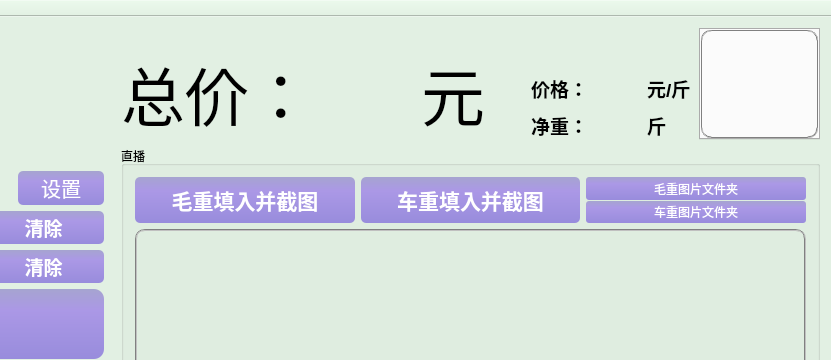
ljhuan/WasteRecycle, file wasterecycle.ui: the form before one commit; both pictures show x 456 to 1287 and y 0 to 360 of the 1287 by 737 pixel window.
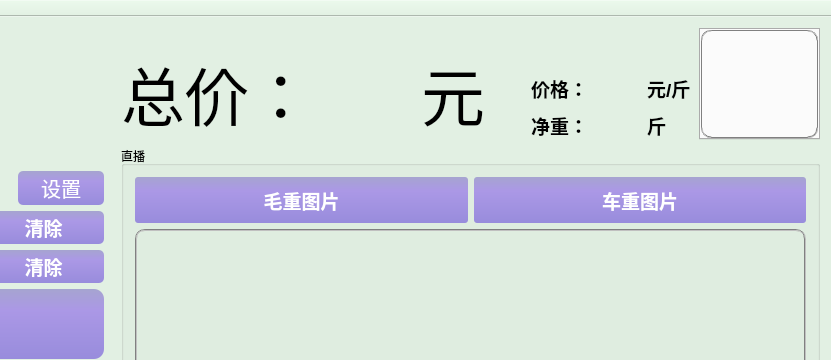
The form after the commit.

What changed in the file:
```diff
--- a/wasterecycle.ui
+++ b/wasterecycle.ui
@@ -90,7 +90,7 @@
    <string notr="true"/>
   </property>
   <widget class="QWidget" name="centralWidget">
-   <layout class="QHBoxLayout" name="horizontalLayout_8" stretch="4,5">
+   <layout class="QHBoxLayout" name="horizontalLayout_9" stretch="4,5">
     <item>
      <widget class="QTabWidget" name="tabWidget">
       <property name="styleSheet">
@@ -1523,11 +1523,11 @@
         <property name="title">
          <string>直播</string>
         </property>
-        <layout class="QVBoxLayout" name="verticalLayout_4" stretch="1,10">
+        <layout class="QVBoxLayout" name="verticalLayout_3" stretch="1,10">
          <item>
-          <layout class="QHBoxLayout" name="horizontalLayout_15">
+          <layout class="QHBoxLayout" name="horizontalLayout_8">
            <item>
-            <widget class="QPushButton" name="btn_roughWeightCapture">
+            <widget class="QPushButton" name="btn_openRoughWeightDir">
              <property name="sizePolicy">
               <sizepolicy hsizetype="Minimum" vsizetype="Preferred">
                <horstretch>0</horstretch>
@@ -1537,7 +1537,7 @@
              <property name="font">
               <font>
                <family>Arial</family>
-               <pointsize>16</pointsize>
+               <pointsize>14</pointsize>
                <weight>75</weight>
                <bold>true</bold>
               </font>
@@ -1546,32 +1546,32 @@
               <string notr="true">QPushButton{color: rgb(255, 255, 255);
 			background: qlineargradient(x1:0, y1:0, x2:0, y2:1, stop:0 rgb(166,164,208),stop:0.3 rgb(171,152,230), stop:1 rgb(152,140,220));
             border:1px;
-            border-radius:5px;
+            border-radius:3px;
             padding:2px 4px;
 }
 QPushButton:hover{
             color: rgb(255, 255, 255); 
             background: qlineargradient(x1:0, y1:0, x2:0, y2:1, stop:0 rgb(130,120,226), stop:0.3 rgb(120,130,230), stop:1 rgb(125,140,226));
             border:1px;
-            border-radius:5px;
+            border-radius:3px;
             padding:2px 4px; 
         }
         QPushButton:pressed{
             color: rgb(255, 255, 255);
             background: qlineargradient(x1:0, y1:0, x2:0, y2:1, stop:0 rgb(240,156,121), stop:0.3 rgb(220,160,140), stop:1 rgb(230,140,120));
             border:1px;
-            border-radius:5px;
+            border-radius:3px;
             padding:2px 4px;
         }
 </string>
              </property>
              <property name="text">
-              <string>毛重填入并截图</string>
+              <string>毛重图片</string>
              </property>
             </widget>
            </item>
            <item>
-            <widget class="QPushButton" name="btn_vechileWeightCapture">
+            <widget class="QPushButton" name="btn_openVehicleWeightDir">
              <property name="sizePolicy">
               <sizepolicy hsizetype="Minimum" vsizetype="Preferred">
                <horstretch>0</horstretch>
@@ -1581,7 +1581,7 @@
              <property name="font">
               <font>
                <family>Arial</family>
-               <pointsize>16</pointsize>
+               <pointsize>14</pointsize>
                <weight>75</weight>
                <bold>true</bold>
               </font>
@@ -1590,109 +1590,30 @@
               <string notr="true">QPushButton{color: rgb(255, 255, 255);
 			background: qlineargradient(x1:0, y1:0, x2:0, y2:1, stop:0 rgb(166,164,208),stop:0.3 rgb(171,152,230), stop:1 rgb(152,140,220));
             border:1px;
-            border-radius:5px;
+            border-radius:3px;
             padding:2px 4px;
 }
 QPushButton:hover{
             color: rgb(255, 255, 255); 
             background: qlineargradient(x1:0, y1:0, x2:0, y2:1, stop:0 rgb(130,120,226), stop:0.3 rgb(120,130,230), stop:1 rgb(125,140,226));
             border:1px;
-            border-radius:5px;
+            border-radius:3px;
             padding:2px 4px; 
         }
         QPushButton:pressed{
             color: rgb(255, 255, 255);
             background: qlineargradient(x1:0, y1:0, x2:0, y2:1, stop:0 rgb(240,156,121), stop:0.3 rgb(220,160,140), stop:1 rgb(230,140,120));
             border:1px;
-            border-radius:5px;
+            border-radius:3px;
             padding:2px 4px;
         }
 </string>
              </property>
              <property name="text">
-              <string>车重填入并截图</string>
+              <string>车重图片</string>
              </property>
             </widget>
            </item>
-           <item>
-            <layout class="QVBoxLayout" name="verticalLayout_3">
-             <property name="spacing">
-              <number>1</number>
-             </property>
-             <item>
-              <widget class="QPushButton" name="btn_openRoughWeightDir">
-               <property name="sizePolicy">
-                <sizepolicy hsizetype="Minimum" vsizetype="Preferred">
-                 <horstretch>0</horstretch>
-                 <verstretch>0</verstretch>
-                </sizepolicy>
-               </property>
-               <property name="styleSheet">
-                <string notr="true">QPushButton{color: rgb(255, 255, 255);
-			background: qlineargradient(x1:0, y1:0, x2:0, y2:1, stop:0 rgb(166,164,208),stop:0.3 rgb(171,152,230), stop:1 rgb(152,140,220));
-            border:1px;
-            border-radius:3px;
-            padding:2px 4px;
-}
-QPushButton:hover{
-            color: rgb(255, 255, 255); 
-            background: qlineargradient(x1:0, y1:0, x2:0, y2:1, stop:0 rgb(130,120,226), stop:0.3 rgb(120,130,230), stop:1 rgb(125,140,226));
-            border:1px;
-            border-radius:3px;
-            padding:2px 4px; 
-        }
-        QPushButton:pressed{
-            color: rgb(255, 255, 255);
-            background: qlineargradient(x1:0, y1:0, x2:0, y2:1, stop:0 rgb(240,156,121), stop:0.3 rgb(220,160,140), stop:1 rgb(230,140,120));
-            border:1px;
-            border-radius:3px;
-            padding:2px 4px;
-        }
-</string>
-               </property>
-               <property name="text">
-                <string>毛重图片文件夹</string>
-               </property>
-              </widget>
-             </item>
-             <item>
-              <widget class="QPushButton" name="btn_openVehicleWeightDir">
-               <property name="sizePolicy">
-                <sizepolicy hsizetype="Minimum" vsizetype="Preferred">
-                 <horstretch>0</horstretch>
-                 <verstretch>0</verstretch>
-                </sizepolicy>
-               </property>
-               <property name="styleSheet">
-                <string notr="true">QPushButton{color: rgb(255, 255, 255);
-			background: qlineargradient(x1:0, y1:0, x2:0, y2:1, stop:0 rgb(166,164,208),stop:0.3 rgb(171,152,230), stop:1 rgb(152,140,220));
-            border:1px;
-            border-radius:3px;
-            padding:2px 4px;
-}
-QPushButton:hover{
-            color: rgb(255, 255, 255); 
-            background: qlineargradient(x1:0, y1:0, x2:0, y2:1, stop:0 rgb(130,120,226), stop:0.3 rgb(120,130,230), stop:1 rgb(125,140,226));
-            border:1px;
-            border-radius:3px;
-            padding:2px 4px; 
-        }
-        QPushButton:pressed{
-            color: rgb(255, 255, 255);
-            background: qlineargradient(x1:0, y1:0, x2:0, y2:1, stop:0 rgb(240,156,121), stop:0.3 rgb(220,160,140), stop:1 rgb(230,140,120));
-            border:1px;
-            border-radius:3px;
-            padding:2px 4px;
-        }
-</string>
-               </property>
-               <property name="text">
-                <string>车重图片文件夹</string>
-               </property>
-              </widget>
-             </item>
-            </layout>
-           </item>
           </layout>
          </item>
          <item>
```
Left out of the diff: 14 changed lines with no effect on the pictures.
